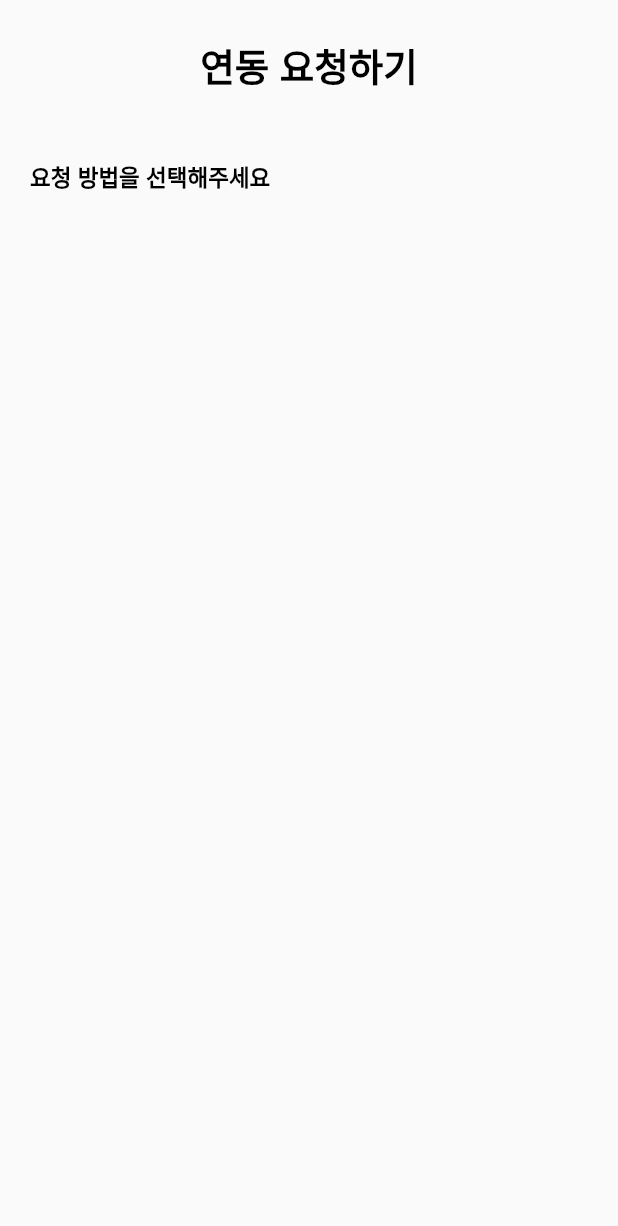
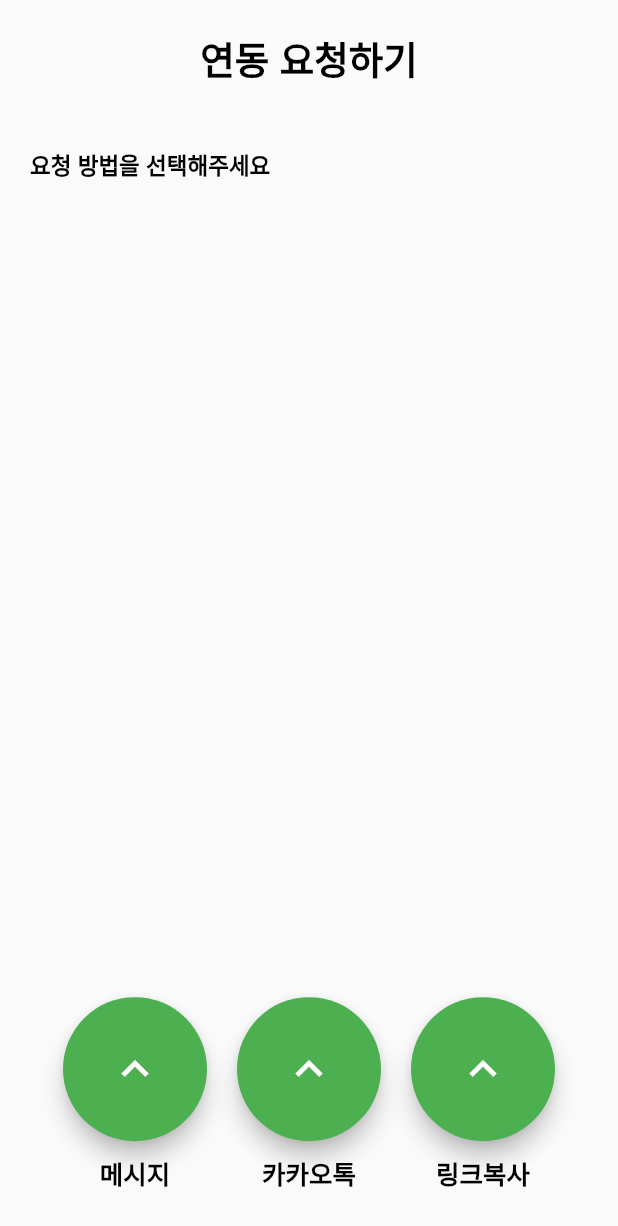
Before and after one commit to Super-Medic/SuperMedic, a Flutter app: the AddLinkPage screen opened directly, on a phone screen of 412 x 824 dp. Shown: the top 1226 px of the screen. Run offline on Flutter 3.47's test engine with Material 2 defaults, Android fonts, the phone set to English and light mode, and no system bars; our stand-ins replace contained_tab_bar_view, dotted_line, firebase_core, firebase_messaging, fl_chart, flutter_dotenv and 13 more; missing offline and left inert: kakao_flutter_sdk, restart_app, simple_gesture_detector; accounts and stored records are empty.

Commit message:
family ..ing

```diff
--- a/lib/pages/add_linkPage.dart
+++ b/lib/pages/add_linkPage.dart
@@ -20,8 +20,8 @@ class _AddLinkPage extends State<AddLinkPage> {
           body: Column(
             crossAxisAlignment: CrossAxisAlignment.start,
             children: [
-              const SizedBox(
-                height: 25.0,
+              SizedBox(
+                height: screenHeight * 0.025,
               ),
               const Center(
                 child: NanumTitleText(
@@ -29,8 +29,8 @@ class _AddLinkPage extends State<AddLinkPage> {
                   fontSize: 25.0,
                 ),
               ),
-              const SizedBox(
-                height: 20.0,
+              SizedBox(
+                height: screenHeight * 0.02,
               ),
               Expanded(
                 child: Column(
@@ -50,21 +50,57 @@ class _AddLinkPage extends State<AddLinkPage> {
                 mainAxisAlignment: MainAxisAlignment.center,
                 children: [
                   Container(
-                    padding: const EdgeInsets.fromLTRB(10, 5, 10, 5),
-                    child: const Column(
-                      children: [],
+                    padding: const EdgeInsets.fromLTRB(10, 5, 10, 30),
+                    child: Column(
+                      children: [
+                        FloatingActionButton.large(
+                          backgroundColor: Colors.green,
+                          onPressed: () {
+                            // 스크롤 위치 맨위로 이동
+                          },
+                          child: const Icon(
+                            Icons.expand_less,
+                          ),
+                        ),
+                        SizedBox(height: screenHeight * 0.01),
+                        const NanumTitleText(text: '메시지')
+                      ],
                     ),
                   ),
                   Container(
-                    padding: const EdgeInsets.fromLTRB(10, 5, 10, 5),
-                    child: const Column(
-                      children: [],
+                    padding: const EdgeInsets.fromLTRB(10, 5, 10, 30),
+                    child: Column(
+                      children: [
+                        FloatingActionButton.large(
+                          backgroundColor: Colors.green,
+                          onPressed: () {
+                            // 스크롤 위치 맨위로 이동
+                          },
+                          child: const Icon(
+                            Icons.expand_less,
+                          ),
+                        ),
+                        SizedBox(height: screenHeight * 0.01),
+                        const NanumTitleText(text: '카카오톡')
+                      ],
                     ),
                   ),
                   Container(
-                    padding: const EdgeInsets.fromLTRB(10, 5, 10, 5),
-                    child: const Column(
-                      children: [],
+                    padding: const EdgeInsets.fromLTRB(10, 5, 10, 30),
+                    child: Column(
+                      children: [
+                        FloatingActionButton.large(
+                          backgroundColor: Colors.green,
+                          onPressed: () {
+                            // 스크롤 위치 맨위로 이동
+                          },
+                          child: const Icon(
+                            Icons.expand_less,
+                          ),
+                        ),
+                        SizedBox(height: screenHeight * 0.01),
+                        const NanumTitleText(text: '링크복사')
+                      ],
                     ),
                   ),
                 ],
--- a/lib/pages/family_linkPage.dart
+++ b/lib/pages/family_linkPage.dart
@@ -79,7 +79,7 @@ class _FamilyLinkPageState extends State<FamilyLinkPage> {
                         isScrollControlled: true,
                         builder: (BuildContext context) {
                           return Container(
-                            height: MediaQuery.of(context).size.height * 0.4,
+                            height: MediaQuery.of(context).size.height * 0.37,
                             decoration: const BoxDecoration(
                               color: Colors.white, // 모달 배경색
                               borderRadius: BorderRadius.only(
```
Also changed, not shown: lib/widgets/calender_widgets/calender_widgets.dart (+60 -10 lines).
